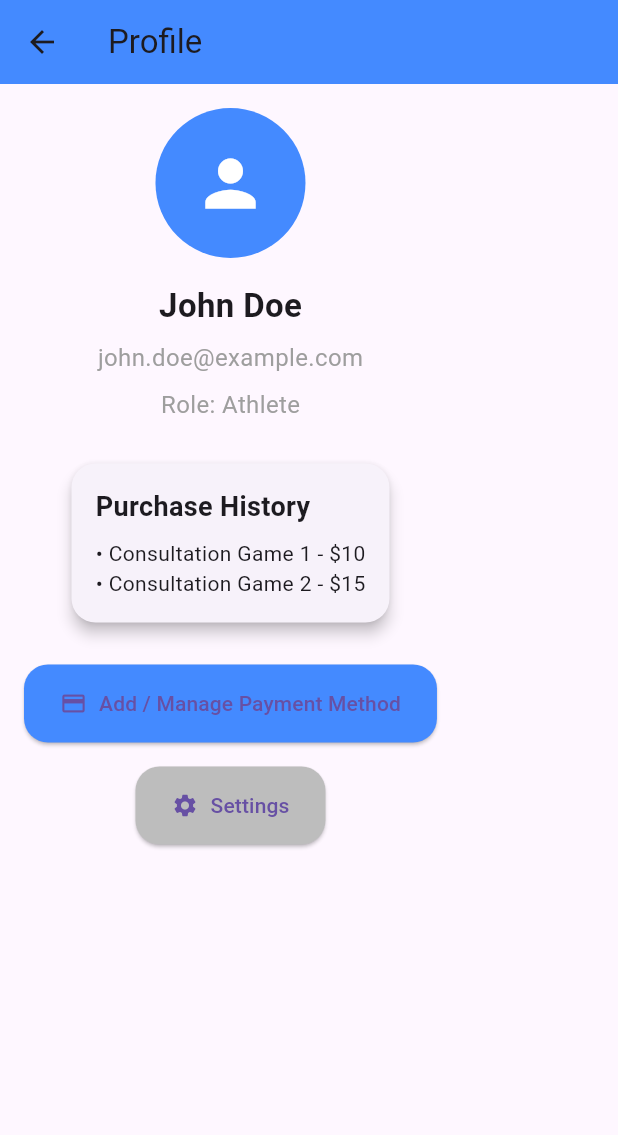
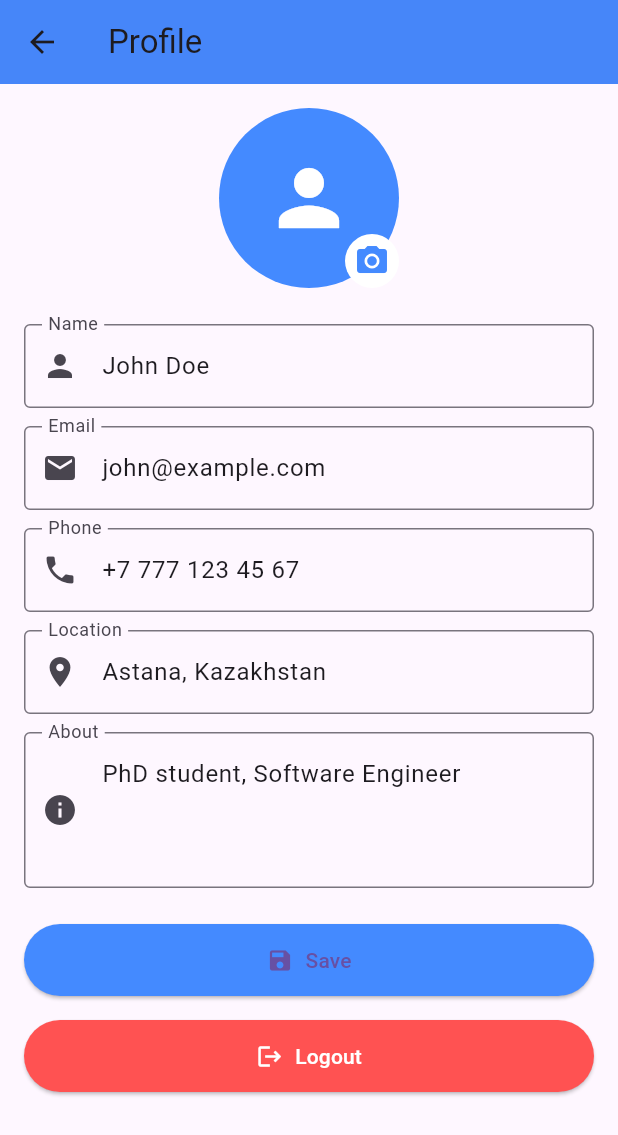
Before and after one commit to Klavaklava777/Application_satemirova, a Flutter app: the ProfileScreen screen opened by its route, on a phone screen of 412 x 824 dp. Shown: the top 1135 px of the screen. Run offline on Flutter 3.47's test engine with Material 3 defaults, Android fonts, the phone set to English and light mode, and no system bars; our stand-ins replace image_picker, shared_preferences; accounts and stored records are empty.

Commit message:
profile_screen.dart

```diff
--- a/lib/screens/profile_screen.dart
+++ b/lib/screens/profile_screen.dart
@@ -1,97 +1,187 @@
+import 'dart:io';
 import 'package:flutter/material.dart';
-import 'payment_screen.dart';
+import 'package:image_picker/image_picker.dart';
 
-class ProfileScreen extends StatelessWidget {
+class ProfileScreen extends StatefulWidget {
   const ProfileScreen({super.key});
+
+  @override
+  State<ProfileScreen> createState() => _ProfileScreenState();
+}
+
+class _ProfileScreenState extends State<ProfileScreen> {
+  final _formKey = GlobalKey<FormState>();
+
+  final _nameController = TextEditingController(text: "John Doe");
+  final _emailController = TextEditingController(text: "john@example.com");
+  final _phoneController = TextEditingController(text: "+7 777 123 45 67");
+  final _locationController = TextEditingController(text: "Astana, Kazakhstan");
+  final _aboutController =
+  TextEditingController(text: "PhD student, Software Engineer");
+
+  File? _avatarImage;
+
+  Future<void> _pickImage() async {
+    final picker = ImagePicker();
+    final picked = await picker.pickImage(source: ImageSource.gallery);
+
+    if (picked != null) {
+      setState(() {
+        _avatarImage = File(picked.path);
+      });
+    }
+  }
 
   @override
   Widget build(BuildContext context) {
     return Scaffold(
       appBar: AppBar(
-        title: const Text('Profile'),
+        title: const Text("Profile"),
         backgroundColor: Colors.blueAccent,
+        elevation: 2,
       ),
       body: SingleChildScrollView(
         padding: const EdgeInsets.all(16),
+        child: Form(
+          key: _formKey,
           child: Column(
             children: [
               // Аватар
+              Stack(
+                children: [
                   CircleAvatar(
-              radius: 50,
+                    radius: 60,
+                    backgroundImage: _avatarImage != null
+                        ? FileImage(_avatarImage!)
+                        : null,
                     backgroundColor: Colors.blueAccent,
-              child: const Icon(Icons.person, size: 50, color: Colors.white),
+                    child: _avatarImage == null
+                        ? const Icon(Icons.person,
+                        size: 60, color: Colors.white)
+                        : null,
                   ),
-            const SizedBox(height: 16),
-            // Имя и Email
-            const Text(
-              'John Doe',
-              style: TextStyle(fontSize: 22, fontWeight: FontWeight.bold),
+                  Positioned(
+                    bottom: 0,
+                    right: 0,
+                    child: InkWell(
+                      onTap: _pickImage,
+                      child: Container(
+                        decoration: const BoxDecoration(
+                          color: Colors.white,
+                          shape: BoxShape.circle,
                         ),
-            const SizedBox(height: 8),
-            const Text(
-              'john.doe@example.com',
-              style: TextStyle(fontSize: 16, color: Colors.grey),
-            ),
-            const SizedBox(height: 8),
-            const Text(
-              'Role: Athlete',
-              style: TextStyle(fontSize: 16, color: Colors.grey),
-            ),
-            const SizedBox(height: 24),
-
-            // История оплат / доступов
-            Card(
-              shape: RoundedRectangleBorder(borderRadius: BorderRadius.circular(16)),
-              elevation: 4,
-              child: Padding(
-                padding: const EdgeInsets.all(16),
-                child: Column(
-                  crossAxisAlignment: CrossAxisAlignment.start,
-                  children: const [
-                    Text('Purchase History', style: TextStyle(fontSize: 18, fontWeight: FontWeight.bold)),
-                    SizedBox(height: 8),
-                    Text('• Consultation Game 1 - \$10'),
-                    Text('• Consultation Game 2 - \$15'),
-                  ],
+                        padding: const EdgeInsets.all(6),
+                        child: const Icon(Icons.camera_alt,
+                            color: Colors.blueAccent),
                       ),
                     ),
                   ),
+                ],
+              ),
+
               const SizedBox(height: 24),
 
-            // Привязка карты
-            ElevatedButton.icon(
-              onPressed: () {
-                Navigator.push(
-                  context,
-                  MaterialPageRoute(builder: (context) => const PaymentScreen()),
-                );
-              },
-              icon: const Icon(Icons.credit_card),
-              label: const Text('Add / Manage Payment Method'),
+              // Поля для редактирования
+              TextFormField(
+                controller: _nameController,
+                decoration: const InputDecoration(
+                  labelText: "Name",
+                  prefixIcon: Icon(Icons.person),
+                  border: OutlineInputBorder(),
+                ),
+                validator: (value) =>
+                value!.isEmpty ? "Please enter your name" : null,
+              ),
+              const SizedBox(height: 12),
+
+              TextFormField(
+                controller: _emailController,
+                decoration: const InputDecoration(
+                  labelText: "Email",
+                  prefixIcon: Icon(Icons.email),
+                  border: OutlineInputBorder(),
+                ),
+                validator: (value) =>
+                !value!.contains("@") ? "Enter valid email" : null,
+              ),
+              const SizedBox(height: 12),
+
+              TextFormField(
+                controller: _phoneController,
+                decoration: const InputDecoration(
+                  labelText: "Phone",
+                  prefixIcon: Icon(Icons.phone),
+                  border: OutlineInputBorder(),
+                ),
+              ),
+              const SizedBox(height: 12),
+
+              TextFormField(
+                controller: _locationController,
+                decoration: const InputDecoration(
+                  labelText: "Location",
+                  prefixIcon: Icon(Icons.location_on),
+                  border: OutlineInputBorder(),
+                ),
+              ),
+              const SizedBox(height: 12),
+
+              TextFormField(
+                controller: _aboutController,
+                maxLines: 3,
+                decoration: const InputDecoration(
+                  labelText: "About",
+                  prefixIcon: Icon(Icons.info),
+                  border: OutlineInputBorder(),
+                ),
+              ),
+
+              const SizedBox(height: 24),
+
+              // Кнопка Save
+              SizedBox(
+                width: double.infinity,
+                child: ElevatedButton.icon(
                   style: ElevatedButton.styleFrom(
                     backgroundColor: Colors.blueAccent,
-                padding: const EdgeInsets.symmetric(vertical: 16, horizontal: 24),
-                shape: RoundedRectangleBorder(borderRadius: BorderRadius.circular(16)),
+                    padding: const EdgeInsets.symmetric(vertical: 14),
+                  ),
+                  onPressed: () {
+                    if (_formKey.currentState!.validate()) {
+                      ScaffoldMessenger.of(context).showSnackBar(
+                        const SnackBar(content: Text("Profile updated ✅")),
+                      );
+                    }
+                  },
+                  icon: const Icon(Icons.save),
+                  label: const Text("Save"),
                 ),
               ),
+
               const SizedBox(height: 16),
 
-            // Настройки профиля
-            ElevatedButton.icon(
+              // Кнопка Logout
+              SizedBox(
+                width: double.infinity,
+                child: ElevatedButton.icon(
+                  style: ElevatedButton.styleFrom(
+                    backgroundColor: Colors.redAccent,
+                    padding: const EdgeInsets.symmetric(vertical: 14),
+                  ),
                   onPressed: () {
-                // Здесь можно открыть экран настроек
+                    Navigator.pushReplacementNamed(context, '/login');
                   },
-              icon: const Icon(Icons.settings),
-              label: const Text('Settings'),
-              style: ElevatedButton.styleFrom(
-                backgroundColor: Colors.grey[400],
-                padding: const EdgeInsets.symmetric(vertical: 16, horizontal: 24),
-                shape: RoundedRectangleBorder(borderRadius: BorderRadius.circular(16)),
+                  icon: const Icon(Icons.logout, color: Colors.white),
+                  label: const Text(
+                    "Logout",
+                    style: TextStyle(color: Colors.white),
+                  ),
                 ),
               ),
             ],
           ),
         ),
+      ),
     );
   }
 }
```
Lines whose indentation alone changed are shown as unchanged.
